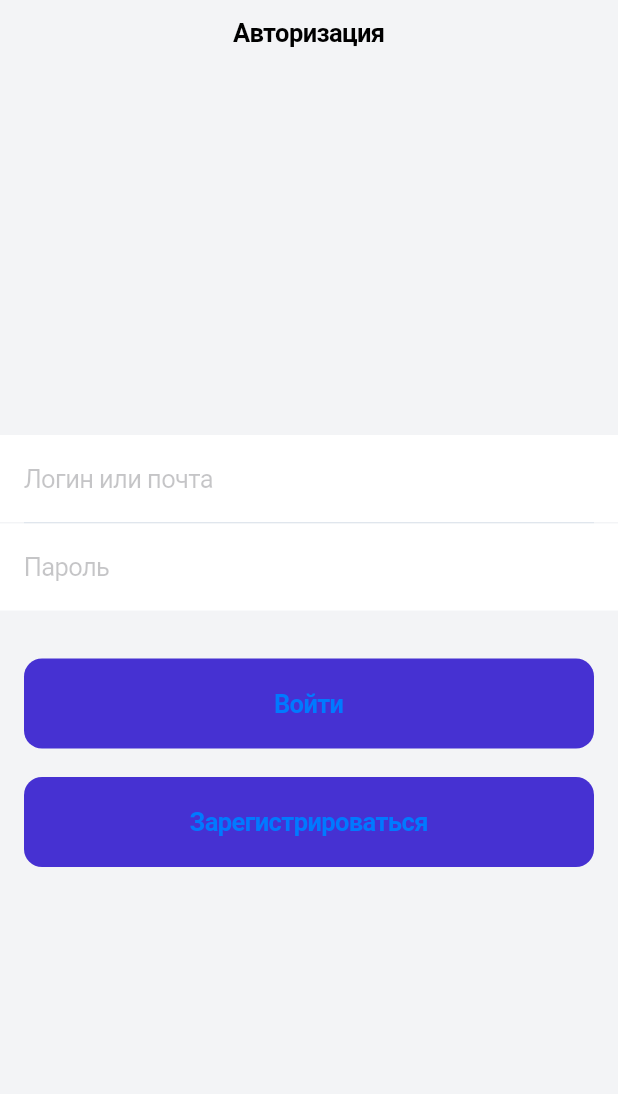
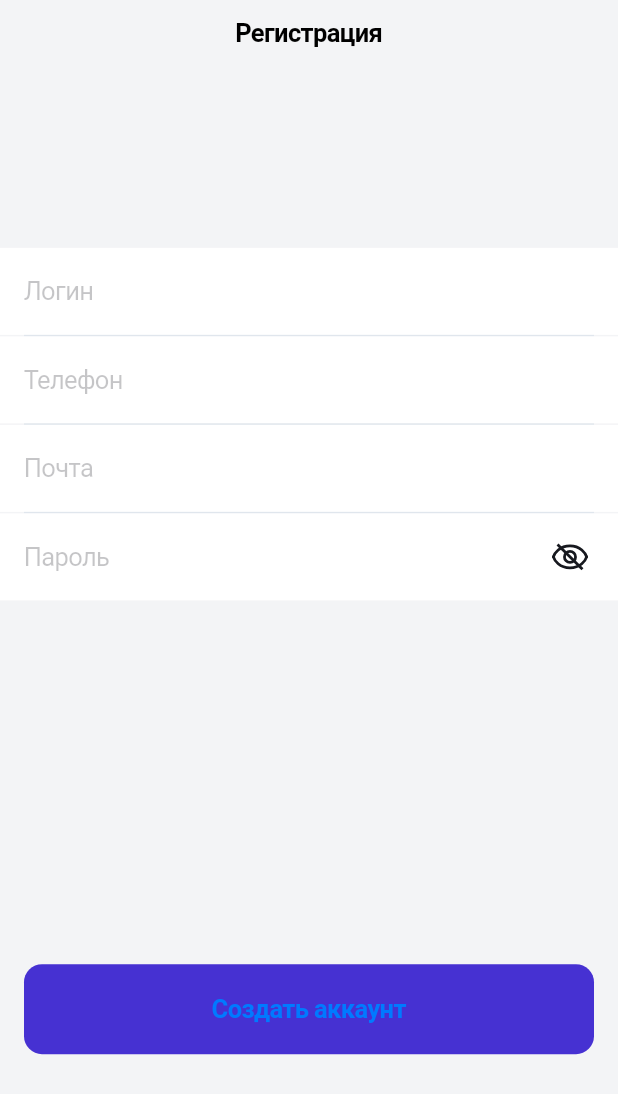
Before and after one commit to yermakhanansagan/code-union, a Flutter app: the screen it shows after launch, on a phone screen of 412 x 824 dp. Shown: the top 1094 px of the screen. Run offline on Flutter 3.47's test engine with Material 2 defaults, Android fonts, the phone set to English and light mode, and no system bars; our stand-ins replace flutter_svg.

Commit message:
registration screen style

```diff
--- a/lib/main.dart
+++ b/lib/main.dart
@@ -1,6 +1,7 @@
 import 'package:flutter/cupertino.dart';
 import 'package:flutter/material.dart';
 import 'package:project/src/screens/auth/auth_screen.dart';
+import 'package:project/src/screens/registration/registration_screen.dart';
 
 void main() {
   runApp(MyApp());
@@ -10,6 +11,6 @@ class MyApp extends StatelessWidget {
   // This widget is the root of your application.
   @override
   Widget build(BuildContext context) {
-    return CupertinoApp(home: AuthScreen(),);
+    return CupertinoApp(home: RegistrationScreen(),);
   }
 }
--- /dev/null
+++ b/lib/src/components/divider.dart
@@ -0,0 +1,9 @@
+import 'package:flutter/cupertino.dart';
+
+Widget customDivider() {
+  return Container(
+    height: 1,
+    color: Color(0xFFE0E6ED),
+    margin: const EdgeInsets.symmetric(horizontal: 16),
+  );
+}
--- a/lib/src/screens/auth/auth_screen.dart
+++ b/lib/src/screens/auth/auth_screen.dart
@@ -1,4 +1,5 @@
 import 'package:flutter/cupertino.dart';
+import 'package:project/src/components/divider.dart';
 
 class AuthScreen extends StatelessWidget {
   @override
@@ -22,11 +23,7 @@ class AuthScreen extends StatelessWidget {
               ),
               padding: const EdgeInsets.symmetric(vertical: 19, horizontal: 16),
             ),
-              Container(
-                height: 1,
-                color: Color(0xFFE0E6ED),
-                margin: const EdgeInsets.symmetric(horizontal: 16),
-              ),
+            customDivider(),
             CupertinoTextField(
               placeholder: "Пароль",
               decoration: BoxDecoration(
@@ -69,7 +66,8 @@ class AuthScreen extends StatelessWidget {
               ),
             ),
           ],
-          )),
+        ),
+      ),
     );
   }
 }
--- /dev/null
+++ b/lib/src/screens/registration/registration_screen.dart
@@ -0,0 +1,88 @@
+import 'package:flutter/cupertino.dart';
+import 'package:flutter/rendering.dart';
+import 'package:flutter_svg/flutter_svg.dart';
+import 'package:project/src/components/divider.dart';
+
+class RegistrationScreen extends StatelessWidget {
+  @override
+  Widget build(BuildContext context) {
+    return CupertinoPageScaffold(
+      backgroundColor: Color(0xFFF3F4F6),
+      resizeToAvoidBottomInset: false,
+      navigationBar: CupertinoNavigationBar(
+        backgroundColor: CupertinoColors.white,
+        border: Border(),
+        middle: Text("Регистрация"),
+      ),
+      child: SafeArea(
+        child: Column(
+          crossAxisAlignment: CrossAxisAlignment.stretch,
+          mainAxisAlignment: MainAxisAlignment.spaceAround,
+          children: [
+            Column(
+              children: [
+                CupertinoTextField(
+                  placeholder: "Логин",
+                  decoration: BoxDecoration(
+                    color: CupertinoColors.white,
+                  ),
+                  padding:
+                      const EdgeInsets.symmetric(vertical: 19, horizontal: 16),
+                ),
+                customDivider(),
+                CupertinoTextField(
+                  placeholder: "Телефон",
+                  decoration: BoxDecoration(
+                    color: CupertinoColors.white,
+                  ),
+                  padding:
+                      const EdgeInsets.symmetric(vertical: 19, horizontal: 16),
+                ),
+                customDivider(),
+                CupertinoTextField(
+                  placeholder: "Почта",
+                  decoration: BoxDecoration(
+                    color: CupertinoColors.white,
+                  ),
+                  padding:
+                      const EdgeInsets.symmetric(vertical: 19, horizontal: 16),
+                ),
+                customDivider(),
+                CupertinoTextField(
+                  placeholder: "Пароль",
+                  decoration: BoxDecoration(
+                    color: CupertinoColors.white,
+                  ),
+                  padding:
+                      const EdgeInsets.symmetric(vertical: 19, horizontal: 16),
+                  suffix: CupertinoButton(
+                    child: SvgPicture.asset(
+                      "assets/icons/eye_slash.svg",
+                      width: 24,
+                      height: 19,
+                    ),
+                    onPressed: () {  },
+                  ),
+                ),
+              ],
+            ),
+            Padding(
+              padding: const EdgeInsets.symmetric(horizontal: 16),
+              child: CupertinoButton(
+                padding: const EdgeInsets.symmetric(vertical: 20),
+                color: Color(0xFF4631D2),
+                child: Text(
+                  'Создать аккаунт',
+                  style: TextStyle(
+                    fontWeight: FontWeight.bold,
+                  ),
+                ),
+                onPressed: () {},
+              ),
+            ),
+          ],
+        ),
+      ),
+    );
+  }
+}
--- a/pubspec.yaml
+++ b/pubspec.yaml
@@ -23,6 +23,7 @@ environment:
 dependencies:
   flutter:
     sdk: flutter
+  flutter_svg: ^0.22.0
 
 
   # The following adds the Cupertino Icons font to your application.
@@ -45,7 +46,8 @@ flutter:
   uses-material-design: true
 
   # To add assets to your application, add an assets section, like this:
-  # assets:
+  assets:
+    - assets/icons/
   #   - images/a_dot_burr.jpeg
   #   - images/a_dot_ham.jpeg
 
```
Also changed, not shown: assets/icons/eye_slash.svg (added). Lines whose indentation alone changed are shown as unchanged.
